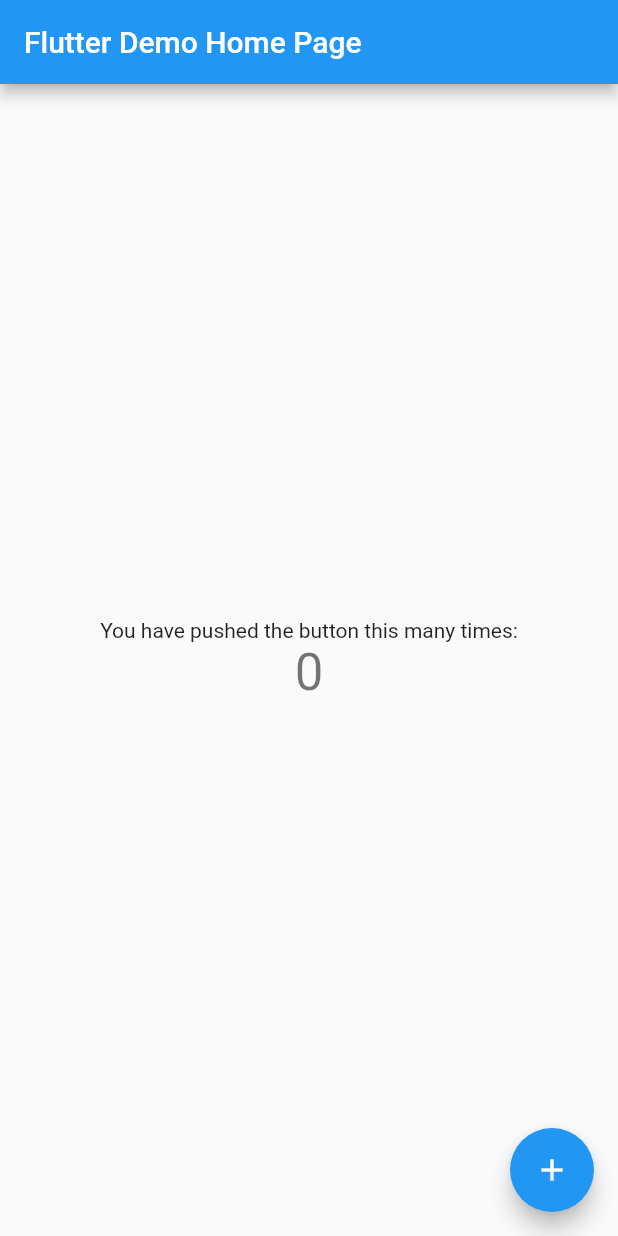
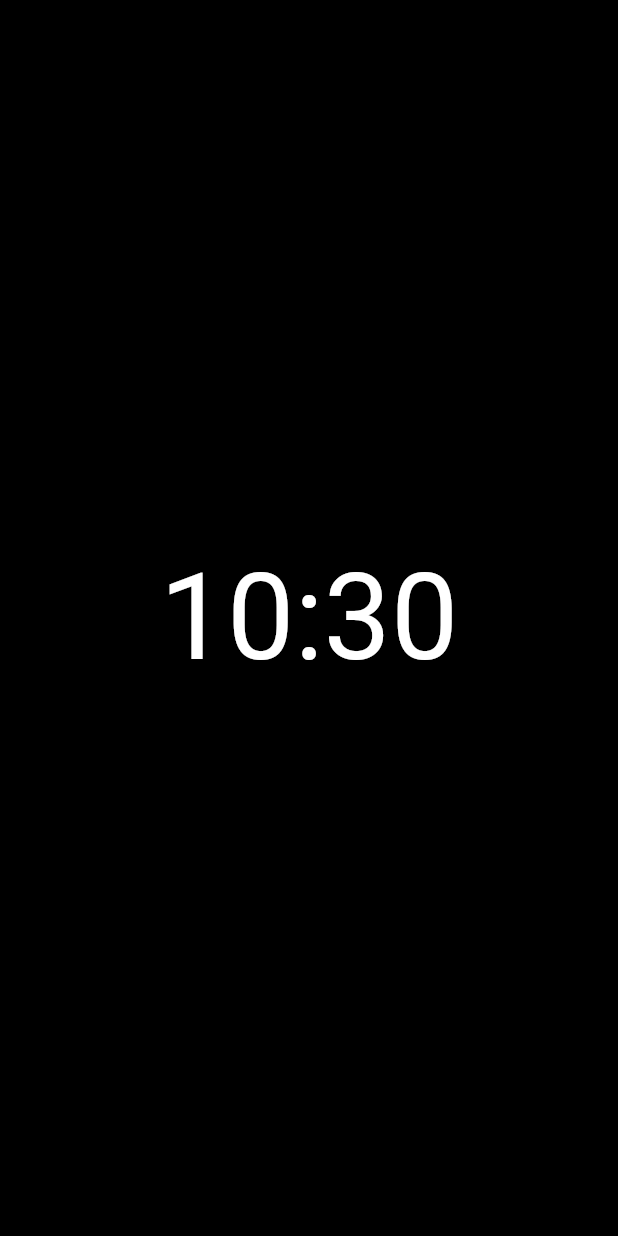
Before and after one commit to HernandoPinzon/todo_launcher, a Flutter app: the screen it shows after launch, on a phone screen of 412 x 824 dp. Run offline on Flutter 3.47's test engine with Material 2 defaults, Android fonts, the light colour scheme and no system bars; missing offline and left inert: device_apps.

Commit message:
First version of the app

```diff
--- a/lib/main.dart
+++ b/lib/main.dart
@@ -1,4 +1,6 @@
 import 'package:flutter/material.dart';
+import 'pages/home_page.dart';
+import 'package:device_apps/device_apps.dart';
 
 void main() {
   runApp(const MyApp());
@@ -10,106 +12,36 @@
   // This widget is the root of your application.
   @override
   Widget build(BuildContext context) {
-    return MaterialApp(
-      title: 'Flutter Demo',
-      theme: ThemeData(
-        // This is the theme of your application.
-        //
-        // Try running your application with "flutter run". You'll see the
-        // application has a blue toolbar. Then, without quitting the app, try
-        // changing the primarySwatch below to Colors.green and then invoke
-        // "hot reload" (press "r" in the console where you ran "flutter run",
-        // or simply save your changes to "hot reload" in a Flutter IDE).
-        // Notice that the counter didn't reset back to zero; the application
-        // is not restarted.
-        primarySwatch: Colors.blue,
-      ),
-      home: const MyHomePage(title: 'Flutter Demo Home Page'),
-    );
+    return FutureBuilder(
+        future: getInstalledApps(),
+        builder: (context, snapshot) {
+          if (snapshot.connectionState == ConnectionState.done) {
+            List<Application> appList = snapshot.data!;
+            return MaterialApp(
+              title: 'todo_launcher',
+              theme: ThemeData.dark(),
+              home: HomePage(appList: appList),
+            );
+          } else {
+            return MaterialApp(
+              title: 'todo_launcher',
+              theme: ThemeData(
+                primarySwatch: Colors.grey,
+              ),
+              home: Scaffold(
+                body: Center(
+                  child: CircularProgressIndicator(),
+                ),
+              ),
+            );
+          }
+        });
   }
 }
 
-class MyHomePage extends StatefulWidget {
-  const MyHomePage({super.key, required this.title});
-
-  // This widget is the home page of your application. It is stateful, meaning
-  // that it has a State object (defined below) that contains fields that affect
-  // how it looks.
-
-  // This class is the configuration for the state. It holds the values (in this
-  // case the title) provided by the parent (in this case the App widget) and
-  // used by the build method of the State. Fields in a Widget subclass are
-  // always marked "final".
-
-  final String title;
-
-  @override
-  State<MyHomePage> createState() => _MyHomePageState();
+Future<List<Application>> getInstalledApps({withIcons = true}) async {
+  return DeviceApps.getInstalledApplications(
+      includeSystemApps: true,
+      onlyAppsWithLaunchIntent: true,
+      includeAppIcons: true);
 }
-
-class _MyHomePageState extends State<MyHomePage> {
-  int _counter = 0;
-
-  void _incrementCounter() {
-    setState(() {
-      // This call to setState tells the Flutter framework that something has
-      // changed in this State, which causes it to rerun the build method below
-      // so that the display can reflect the updated values. If we changed
-      // _counter without calling setState(), then the build method would not be
-      // called again, and so nothing would appear to happen.
-      _counter++;
-    });
-  }
-
-  @override
-  Widget build(BuildContext context) {
-    // This method is rerun every time setState is called, for instance as done
-    // by the _incrementCounter method above.
-    //
-    // The Flutter framework has been optimized to make rerunning build methods
-    // fast, so that you can just rebuild anything that needs updating rather
-    // than having to individually change instances of widgets.
-    return Scaffold(
-      appBar: AppBar(
-        // Here we take the value from the MyHomePage object that was created by
-        // the App.build method, and use it to set our appbar title.
-        title: Text(widget.title),
-      ),
-      body: Center(
-        // Center is a layout widget. It takes a single child and positions it
-        // in the middle of the parent.
-        child: Column(
-          // Column is also a layout widget. It takes a list of children and
-          // arranges them vertically. By default, it sizes itself to fit its
-          // children horizontally, and tries to be as tall as its parent.
-          //
-          // Invoke "debug painting" (press "p" in the console, choose the
-          // "Toggle Debug Paint" action from the Flutter Inspector in Android
-          // Studio, or the "Toggle Debug Paint" command in Visual Studio Code)
-          // to see the wireframe for each widget.
-          //
-          // Column has various properties to control how it sizes itself and
-          // how it positions its children. Here we use mainAxisAlignment to
-          // center the children vertically; the main axis here is the vertical
-          // axis because Columns are vertical (the cross axis would be
-          // horizontal).
-          mainAxisAlignment: MainAxisAlignment.center,
-          children: <Widget>[
-            const Text(
-              'You have pushed the button this many times:',
-            ),
-            Text(
-              '$_counter',
-              style: Theme.of(context).textTheme.headlineMedium,
-            ),
-          ],
-        ),
-      ),
-      floatingActionButton: FloatingActionButton(
-        onPressed: _incrementCounter,
-        tooltip: 'Increment',
-        child: const Icon(Icons.add),
-      ), // This trailing comma makes auto-formatting nicer for build methods.
-    );
-  }
-}
--- /dev/null
+++ b/lib/pages/home_page.dart
@@ -0,0 +1,136 @@
+import 'package:flutter/material.dart';
+import 'package:device_apps/device_apps.dart';
+import 'package:intl/intl.dart';
+
+class HomePage extends StatefulWidget {
+  final List<Application> appList;
+  const HomePage({super.key, required this.appList});
+
+  @override
+  State<HomePage> createState() => _HomePageState();
+}
+
+class _HomePageState extends State<HomePage> {
+  List<Application> apps = [];
+  TextEditingController searchingController = TextEditingController();
+
+  @override
+  void initState() {
+    super.initState();
+    searchingController.addListener(() {
+      setState(() {});
+    });
+  }
+
+  @override
+  void dispose() {
+    searchingController.dispose();
+    super.dispose();
+  }
+
+  List<Application> getApps() {
+    if (apps.isEmpty) {
+      return widget.appList;
+    } else {
+      return apps;
+    }
+  }
+
+  @override
+  Widget build(BuildContext context) {
+    return Scaffold(
+      body: SafeArea(
+        child: GestureDetector(
+          onTap: () {
+            FocusScope.of(context).unfocus();
+          },
+          child: Container(
+            color: Colors.black,
+            child: PageView(
+              onPageChanged: (value) {
+                if (value == 0) {
+                  searchingController.text = '';
+                  FocusScope.of(context).unfocus();
+                }
+              },
+              children: [
+                Container(
+                  child: Center(
+                    child: Text(
+                      getSystemTime(),
+                      style: const TextStyle(color: Colors.white, fontSize: 80),
+                    ),
+                  ),
+                ),
+                Column(
+                  children: [
+                    Container(
+                      color: Colors.black,
+                      child: TextField(
+                        autofocus: true,
+                        decoration: const InputDecoration(
+                          focusedBorder: UnderlineInputBorder(
+                            borderSide: BorderSide(color: Colors.grey),
+                          ),
+                          hintText: ' Search',
+                          hintStyle: TextStyle(color: Colors.white),
+                          prefixIcon: Icon(
+                            Icons.search,
+                            color: Colors.white,
+                          ),
+                        ),
+                        style: const TextStyle(color: Colors.white),
+                        controller: searchingController,
+                        onChanged: (value) {
+                          setState(() {
+                            apps = widget.appList
+                                .where((app) => app.appName
+                                    .toLowerCase()
+                                    .contains(value.toLowerCase()))
+                                .toList();
+                          });
+                        },
+                      ),
+                    ),
+                    Expanded(
+                      child: ListView.builder(
+                        keyboardDismissBehavior:
+                            ScrollViewKeyboardDismissBehavior.onDrag,
+                        itemCount: getApps().length,
+                        itemBuilder: (context, index) {
+                          Application app = getApps()[index];
+                          return GestureDetector(
+                            onTap: () {
+                              searchingController.text = '';
+                              DeviceApps.openApp(app.packageName);
+                            },
+                            child: ListTile(
+                              title: Text(
+                                app.appName,
+                                style: const TextStyle(color: Colors.white),
+                                overflow: TextOverflow.ellipsis,
+                              ),
+                              leading: Image.memory(
+                                  (app as ApplicationWithIcon).icon,
+                                  width: 32,
+                                  height: 32),
+                            ),
+                          );
+                        },
+                      ),
+                    ),
+                  ],
+                )
+              ],
+            ),
+          ),
+        ),
+      ),
+    );
+  }
+}
+
+String getSystemTime() {
+  var now = DateTime.now();
+  return DateFormat('kk:mm').format(now);
+}
```
Also changed, not shown: pubspec.yaml (+8 -4 lines), assets/icon/icon.png (added), pubspec.lock, 7 other files.
